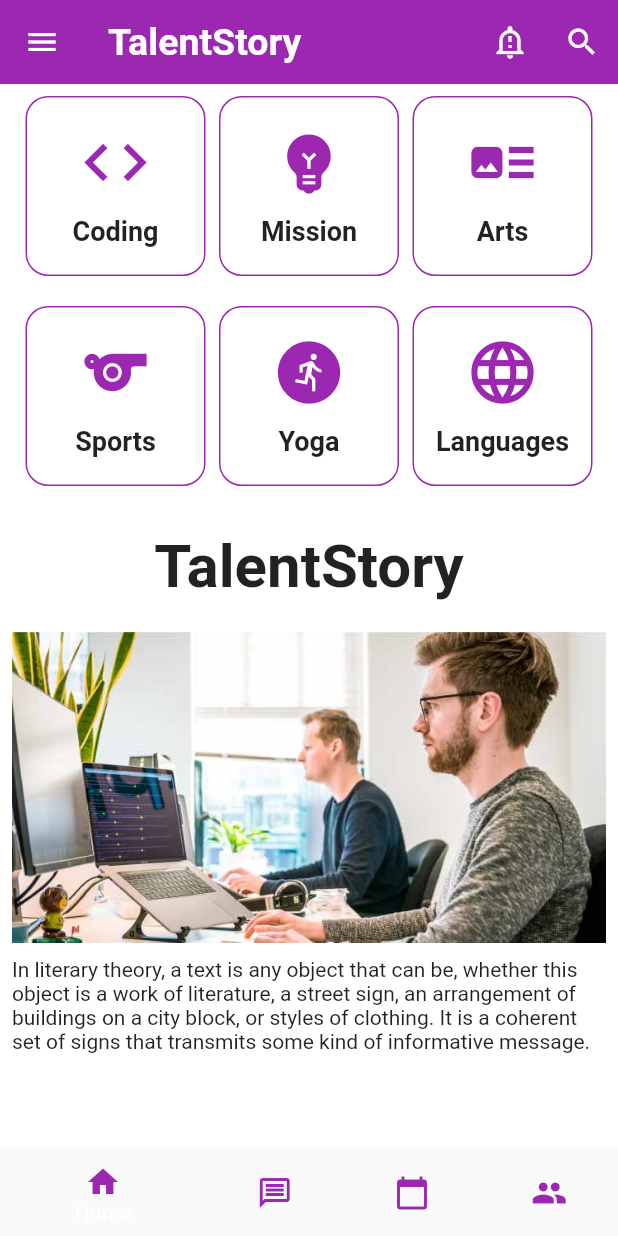
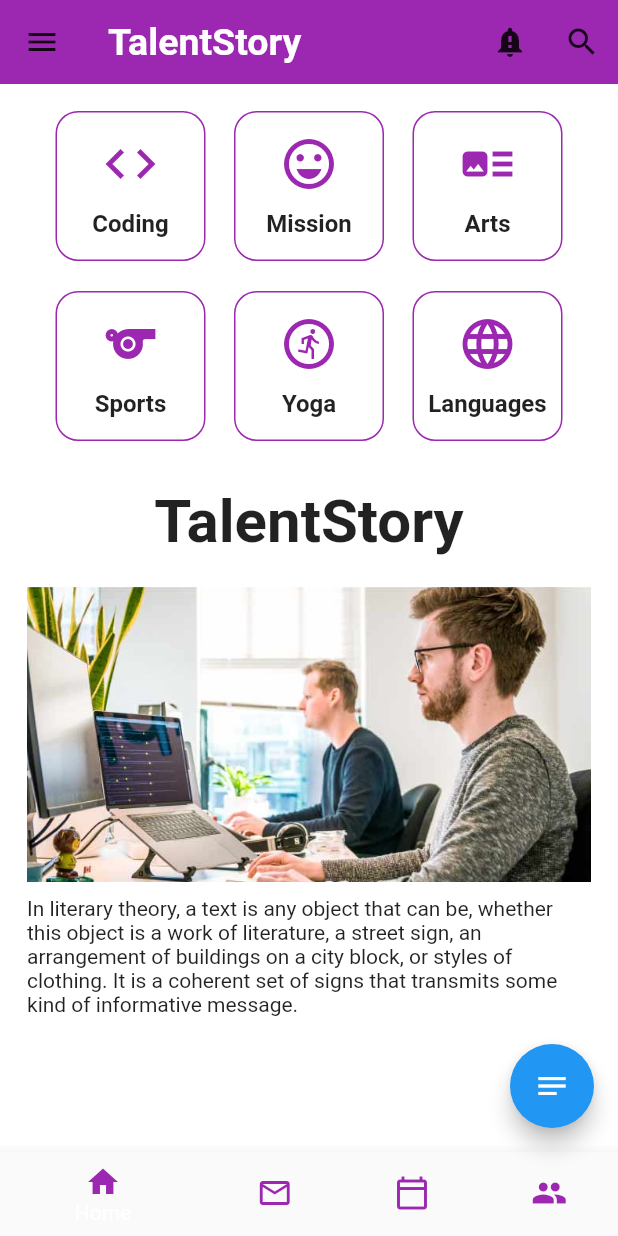
Before and after one commit to Arnab28122000/TalentStory, a Flutter app: the screen it shows after launch, on a phone screen of 412 x 824 dp. Run offline on Flutter 3.47's test engine with Material 2 defaults, Android fonts, the phone set to English and light mode, and no system bars.

Commit message:
Edited fonts and text

```diff
--- /dev/null
+++ b/lib/RefScreens/Language1.dart
@@ -0,0 +1,14 @@
+import 'package:flutter/material.dart';
+import 'package:flutter/animation.dart';
+
+class lang extends StatelessWidget {
+  @override
+  Widget build(BuildContext context) {
+    return Scaffold(
+      appBar: AppBar(
+        elevation: 12,
+        actions: [Image.asset('')],
+      ),
+    );
+  }
+}
--- a/lib/Screen1.dart
+++ b/lib/Screen1.dart
@@ -69,13 +69,13 @@ class _UIAnimState extends State<UIAnim> with SingleTickerProviderStateMixin {
                     title: Text('Home')),
                 BottomNavigationBarItem(
                     icon: Icon(
-                      Icons.message_outlined,
+                      Icons.mail_outline,
                       color: Colors.purple,
                     ),
                     title: Text('Message')),
                 BottomNavigationBarItem(
                     icon: Icon(
-                      Icons.calendar_today,
+                      Icons.calendar_today_outlined,
                       color: Colors.purple,
                     ),
                     title: Text('to-do')),
@@ -102,23 +102,25 @@ class _UIAnimState extends State<UIAnim> with SingleTickerProviderStateMixin {
               //centerTitle: true,
               actions: <Widget>[
                 IconButton(
-                  icon: Icon(Icons.notification_important_outlined),
-                  color: Colors.white,
+                  icon: Icon(Icons.notification_important),
+                  color: Colors.black87,
                   onPressed: () {},
                 ),
                 IconButton(
                   icon: Icon(Icons.search),
-                  color: Colors.white,
+                  color: Colors.black87,
                   onPressed: () {},
                 ),
               ],
               elevation: 0,
               leading: IconButton(
                 icon: Icon(Icons.menu),
-                color: Colors.white,
+                color: Colors.black87,
                 onPressed: () {},
               ),
             ),
+            floatingActionButton: FloatingActionButton(
+                onPressed: () {}, child: Icon(Icons.notes)),
             body: Container(
                 //margin: EdgeInsets.only(top: 5),
                 width: MediaQuery.of(context).size.width,
@@ -127,7 +129,7 @@ class _UIAnimState extends State<UIAnim> with SingleTickerProviderStateMixin {
                 decoration: BoxDecoration(color: Colors.white),
                 // borderRadius: BorderRadius.circular(30)),
                 child: Padding(
-                  padding: const EdgeInsets.all(8.0),
+                  padding: const EdgeInsets.all(18.0),
                   child: Column(
                     mainAxisAlignment: MainAxisAlignment.start,
                     children: [
@@ -140,8 +142,8 @@ class _UIAnimState extends State<UIAnim> with SingleTickerProviderStateMixin {
                                 height * _animation.value,
                                 height * _animation.value),
                             child: Container(
-                              width: 120,
-                              height: 120,
+                              width: 100,
+                              height: 100,
                               decoration: BoxDecoration(
                                 borderRadius: BorderRadius.circular(15),
                                 border: Border.all(color: Colors.purple),
@@ -151,8 +153,8 @@ class _UIAnimState extends State<UIAnim> with SingleTickerProviderStateMixin {
                                 mainAxisAlignment: MainAxisAlignment.center,
                                 children: [
                                   Icon(
-                                    Icons.code,
-                                    size: 50,
+                                    Icons.code_outlined,
+                                    size: 40,
                                     color: Colors.purple,
                                   ),
                                   SizedBox(
@@ -161,7 +163,7 @@ class _UIAnimState extends State<UIAnim> with SingleTickerProviderStateMixin {
                                   Text(
                                     'Coding',
                                     style: TextStyle(
-                                        fontSize: 18,
+                                        fontSize: 16,
                                         fontWeight: FontWeight.bold,
                                         color: Colors.black87),
                                   )
@@ -173,8 +175,8 @@ class _UIAnimState extends State<UIAnim> with SingleTickerProviderStateMixin {
                             transform: Matrix4.translationValues(
                                 0, height * _animation1.value, 0),
                             child: Container(
-                              width: 120,
-                              height: 120,
+                              width: 100,
+                              height: 100,
                               decoration: BoxDecoration(
                                 borderRadius: BorderRadius.circular(15),
                                 color: Colors.white,
@@ -184,8 +186,8 @@ class _UIAnimState extends State<UIAnim> with SingleTickerProviderStateMixin {
                                 mainAxisAlignment: MainAxisAlignment.center,
                                 children: [
                                   Icon(
-                                    Icons.emoji_objects,
-                                    size: 50,
+                                    Icons.emoji_emotions_outlined,
+                                    size: 40,
                                     color: Colors.purple,
                                   ),
                                   SizedBox(
@@ -194,7 +196,7 @@ class _UIAnimState extends State<UIAnim> with SingleTickerProviderStateMixin {
                                   Text(
                                     'Mission',
                                     style: TextStyle(
-                                        fontSize: 18,
+                                        fontSize: 16,
                                         fontWeight: FontWeight.bold,
                                         color: Colors.black87),
                                   )
@@ -208,8 +210,8 @@ class _UIAnimState extends State<UIAnim> with SingleTickerProviderStateMixin {
                                 _animation2.value * height,
                                 0),
                             child: Container(
-                              width: 120,
-                              height: 120,
+                              width: 100,
+                              height: 100,
                               decoration: BoxDecoration(
                                 borderRadius: BorderRadius.circular(15),
                                 color: Colors.white,
@@ -220,7 +222,7 @@ class _UIAnimState extends State<UIAnim> with SingleTickerProviderStateMixin {
                                 children: [
                                   Icon(
                                     Icons.art_track_outlined,
-                                    size: 50,
+                                    size: 40,
                                     color: Colors.purple,
                                   ),
                                   SizedBox(
@@ -229,7 +231,7 @@ class _UIAnimState extends State<UIAnim> with SingleTickerProviderStateMixin {
                                   Text(
                                     'Arts',
                                     style: TextStyle(
-                                        fontSize: 18,
+                                        fontSize: 16,
                                         fontWeight: FontWeight.bold,
                                         color: Colors.black87),
                                   )
@@ -251,8 +253,8 @@ class _UIAnimState extends State<UIAnim> with SingleTickerProviderStateMixin {
                                 _animation3.value * height,
                                 0),
                             child: Container(
-                              width: 120,
-                              height: 120,
+                              width: 100,
+                              height: 100,
                               decoration: BoxDecoration(
                                 borderRadius: BorderRadius.circular(15),
                                 color: Colors.white,
@@ -262,8 +264,8 @@ class _UIAnimState extends State<UIAnim> with SingleTickerProviderStateMixin {
                                 mainAxisAlignment: MainAxisAlignment.center,
                                 children: [
                                   Icon(
-                                    Icons.sports,
-                                    size: 50,
+                                    Icons.sports_outlined,
+                                    size: 40,
                                     color: Colors.purple,
                                   ),
                                   SizedBox(
@@ -272,7 +274,7 @@ class _UIAnimState extends State<UIAnim> with SingleTickerProviderStateMixin {
                                   Text(
                                     'Sports',
                                     style: TextStyle(
-                                        fontSize: 18,
+                                        fontSize: 16,
                                         fontWeight: FontWeight.bold,
                                         color: Colors.black87),
                                   )
@@ -286,8 +288,8 @@ class _UIAnimState extends State<UIAnim> with SingleTickerProviderStateMixin {
                                 _animation4.value * height,
                                 0),
                             child: Container(
-                              width: 120,
-                              height: 120,
+                              width: 100,
+                              height: 100,
                               decoration: BoxDecoration(
                                 borderRadius: BorderRadius.circular(15),
                                 color: Colors.white,
@@ -297,8 +299,8 @@ class _UIAnimState extends State<UIAnim> with SingleTickerProviderStateMixin {
                                 mainAxisAlignment: MainAxisAlignment.center,
                                 children: [
                                   Icon(
-                                    Icons.run_circle,
-                                    size: 50,
+                                    Icons.run_circle_outlined,
+                                    size: 40,
                                     color: Colors.purple,
                                   ),
                                   SizedBox(
@@ -307,7 +309,7 @@ class _UIAnimState extends State<UIAnim> with SingleTickerProviderStateMixin {
                                   Text(
                                     'Yoga',
                                     style: TextStyle(
-                                        fontSize: 18,
+                                        fontSize: 16,
                                         fontWeight: FontWeight.bold,
                                         color: Colors.black87),
                                   )
@@ -321,8 +323,8 @@ class _UIAnimState extends State<UIAnim> with SingleTickerProviderStateMixin {
                                 _animation5.value * height,
                                 0),
                             child: Container(
-                              width: 120,
-                              height: 120,
+                              width: 100,
+                              height: 100,
                               decoration: BoxDecoration(
                                 borderRadius: BorderRadius.circular(15),
                                 color: Colors.white,
@@ -332,8 +334,8 @@ class _UIAnimState extends State<UIAnim> with SingleTickerProviderStateMixin {
                                 mainAxisAlignment: MainAxisAlignment.center,
                                 children: [
                                   Icon(
-                                    Icons.language,
-                                    size: 50,
+                                    Icons.language_outlined,
+                                    size: 40,
                                     color: Colors.purple,
                                   ),
                                   SizedBox(
@@ -342,7 +344,7 @@ class _UIAnimState extends State<UIAnim> with SingleTickerProviderStateMixin {
                                   Text(
                                     'Languages',
                                     style: TextStyle(
-                                        fontSize: 18,
+                                        fontSize: 16,
                                         fontWeight: FontWeight.bold,
                                         color: Colors.black87),
                                   )
```
